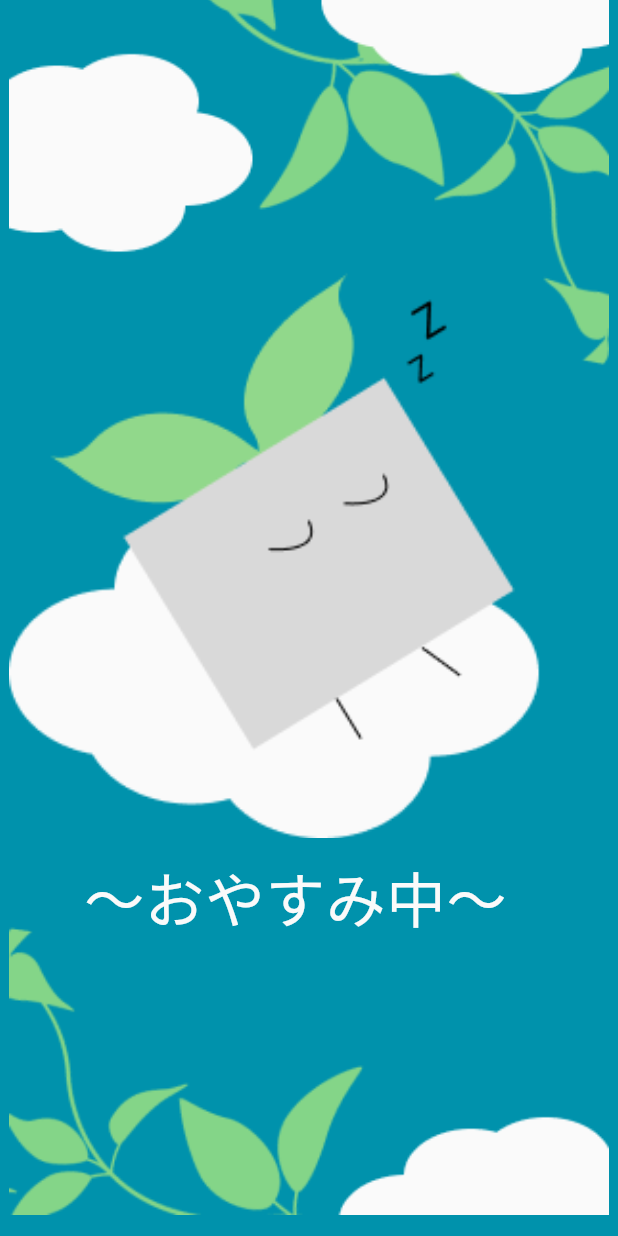
After one commit to Time-tuner/flutter-app, a Flutter app: the SleepApp screen opened directly, on a phone screen of 412 x 824 dp. The commit adds this screen. Run offline on Flutter 3.47's test engine with Material 3 defaults, Android fonts, the phone set to English and light mode, and no system bars; our stand-ins replace firebase_core, google_sign_in, sign_in_button; accounts and stored records are empty; generated files the repository leaves out were written again.

Commit message:
sleepApplication

```diff
--- a/lib/main.dart
+++ b/lib/main.dart
@@ -3,6 +3,7 @@ import 'package:firebase_core/firebase_core.dart';
 import 'firebase_options.dart';
 import '../screens/login.dart';
 import '../screens/kidou.dart';
+import '../screens/sleepApplication.dart';
 
 void main() {
   runApp(const MainApp());
@@ -15,7 +16,7 @@ class MainApp extends StatelessWidget {
   Widget build(BuildContext context) {
     return const MaterialApp(
       title: 'JboyApp',
-      home: KidouPage(),
+      home: KidouPage(), //Kidou.pageに置き換えてからコミット
     );
   }
 }
--- /dev/null
+++ b/lib/screens/sleepApplication.dart
@@ -0,0 +1,74 @@
+import 'dart:ui';
+
+import 'package:flutter/cupertino.dart';
+import 'package:flutter/material.dart';
+import 'package:flutter/painting.dart';
+import 'package:flutter/rendering.dart';
+import 'package:flutter/widgets.dart';
+import 'package:sign_in_button/sign_in_button.dart';
+
+class SleepApp extends StatefulWidget {
+  const SleepApp({Key? key}) : super(key: key);
+
+  @override
+  State<SleepApp> createState() => _SleepAppState();
+}
+
+class _SleepAppState extends State<SleepApp> {
+  bool _isObscure = true;
+
+  void _showButtonPressDialog(BuildContext context, String provider) {
+    ScaffoldMessenger.of(context).showSnackBar(SnackBar(
+      content: Text('$provider Button Pressed!'),
+      backgroundColor: Colors.black26,
+      duration: const Duration(milliseconds: 400),
+    ));
+  }
+
+  @override
+  Widget build(BuildContext context) {
+    return Scaffold(
+        backgroundColor: Color(0xff0092ac),
+        body: Container(
+          child: Center(
+            child: Column(
+              children: [
+                Container(
+                  width: 400,
+                  height: 200,
+                  child: FittedBox(
+                    fit: BoxFit.fitWidth,
+                    child: Image.asset("images/Group 299.png"),
+                  ),
+                ),
+                Container(
+                  width: 400,
+                  height: 300,
+                  child: FittedBox(
+                    fit: BoxFit.fitWidth,
+                    child: Image.asset("images/Group 300.png"),
+                  ),
+                ),
+                Container(
+                  width: 400,
+                  height: 120,
+                  padding: const EdgeInsets.only(top: 70, left: 50),
+                  child: Text(
+                    "～おやすみ中～",
+                    style: TextStyle(fontSize: 40, color: Color(0xfffafafa)),
+                  ),
+                ),
+                Container(
+                  width: 400,
+                  height: 150,
+                  child: FittedBox(
+                    fit: BoxFit.fitWidth,
+                    child: Image.asset("images/Group 301.png"),
+                  ),
+                )
+              ],
+            ),
+          ),
+        ));
+  }
+}
```
Also changed, not shown: images/Group 299.png (added), images/Group 300.png (added), images/Group 301.png (added).
